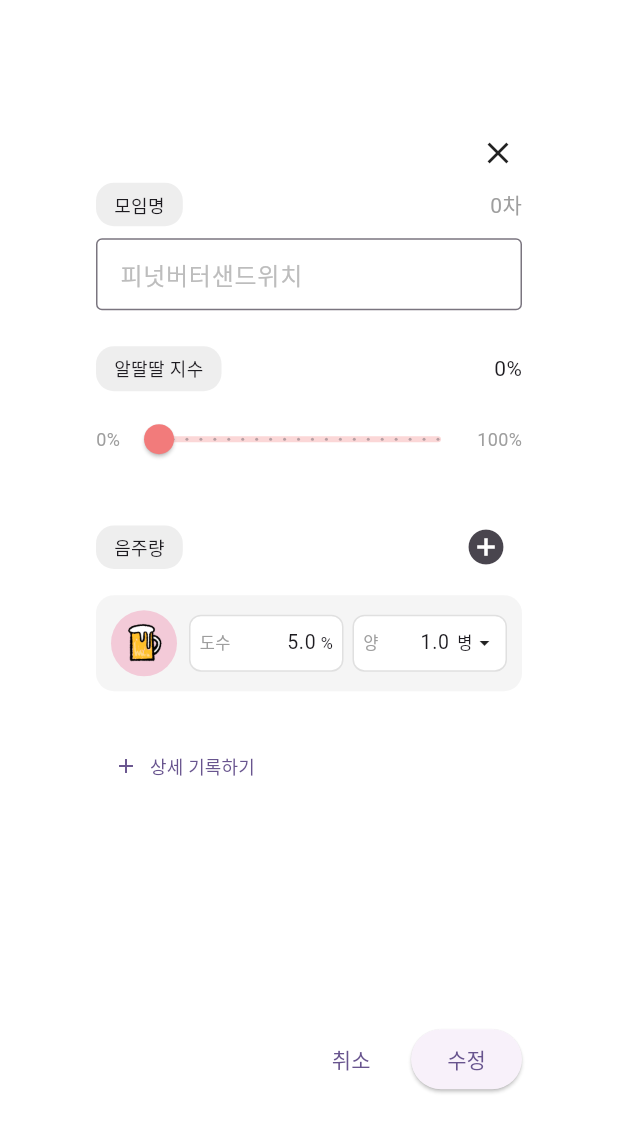
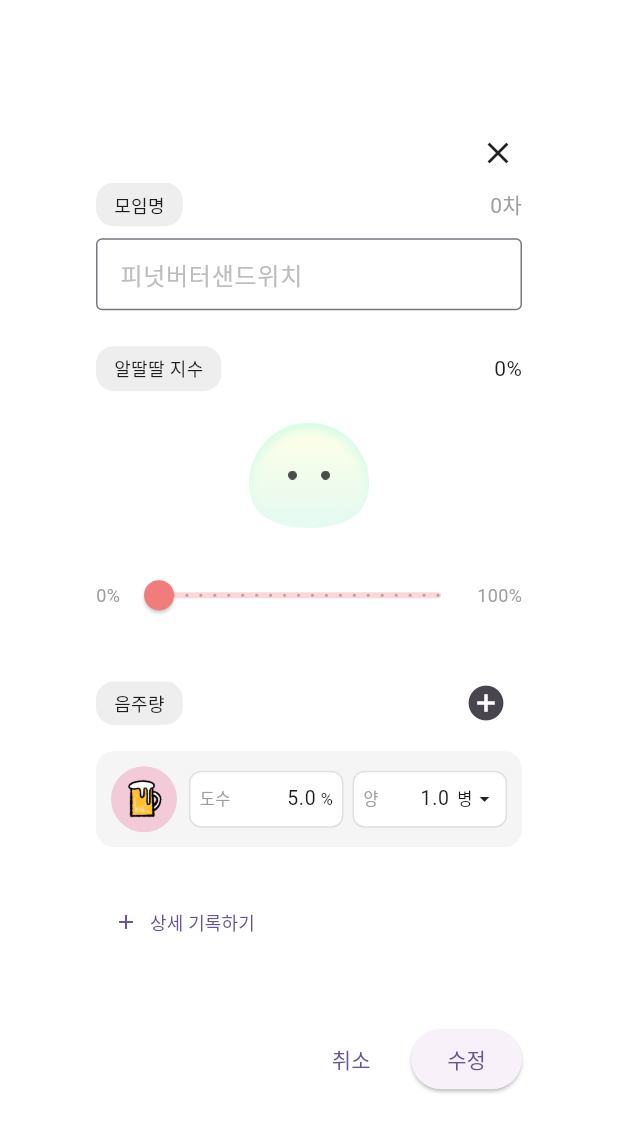
Before and after one commit to a-idiots/ddalgguk, a Flutter app: the EditRecordDialog widget shown alone on an empty page, opened directly with empty values, on a phone screen of 412 x 824 dp. Shown: the top 1132 px of the screen. Run offline on Flutter 3.47's test engine with Material 3 defaults, Android fonts, the phone set to English and light mode, and no system bars; our stand-ins replace cloud_firestore, firebase_auth, firebase_core, flutter_dotenv, flutter_riverpod, flutter_secure_storage and 5 more; missing offline and left inert: kakao_flutter_sdk_user; accounts and stored records are empty; generated files the repository leaves out were written again.

Commit message:
feat: Implement 10 scale gradient saku icon to calendar

```diff
--- a/lib/features/calendar/calendar_screen.dart
+++ b/lib/features/calendar/calendar_screen.dart
@@ -265,7 +265,7 @@ class _CalendarScreenState extends ConsumerState<CalendarScreen> {
                   alignment: Alignment.center,
                   children: [
                     Image.asset(
-                      getBodyImagePath(maxDrunkLevel),
+                      getBodyImagePath(maxDrunkLevel * 10),
                       width: sakuSize,
                       height: sakuSize,
                       fit: BoxFit.contain,
@@ -393,7 +393,7 @@ class _CalendarScreenState extends ConsumerState<CalendarScreen> {
                 alignment: Alignment.center,
                 children: [
                   Image.asset(
-                    getBodyImagePath(record.drunkLevel),
+                    getBodyImagePath(record.drunkLevel * 10),
                     width: sakuSize,
                     height: sakuSize,
                     fit: BoxFit.contain,
--- a/lib/features/calendar/dialogs/edit_record_dialog.dart
+++ b/lib/features/calendar/dialogs/edit_record_dialog.dart
@@ -287,7 +287,32 @@ class _EditRecordDialogState extends ConsumerState<EditRecordDialog> {
                       ),
                     ],
                   ),
-                  const SizedBox(height: 8),
+                  const SizedBox(height: 16),
+                  // Saku character visualization
+                  Center(
+                    child: SizedBox(
+                      width: 80,
+                      height: 80,
+                      child: Stack(
+                        alignment: Alignment.center,
+                        children: [
+                          Image.asset(
+                            getBodyImagePath((_drunkLevel * 10).toInt()),
+                            width: 80,
+                            height: 80,
+                            fit: BoxFit.contain,
+                          ),
+                          Image.asset(
+                            'assets/saku/eyes.png',
+                            width: 80 * 0.35,
+                            height: 80 * 0.35,
+                            fit: BoxFit.contain,
+                          ),
+                        ],
+                      ),
+                    ),
+                  ),
+                  const SizedBox(height: 16),
                   Row(
                     children: [
                       const Text(
```
Also changed, not shown: lib/features/calendar/utils/drink_helpers.dart (+4 -17 lines), lib/features/calendar/widgets/drinking_record_detail_dialog.dart (+2 -22 lines).
